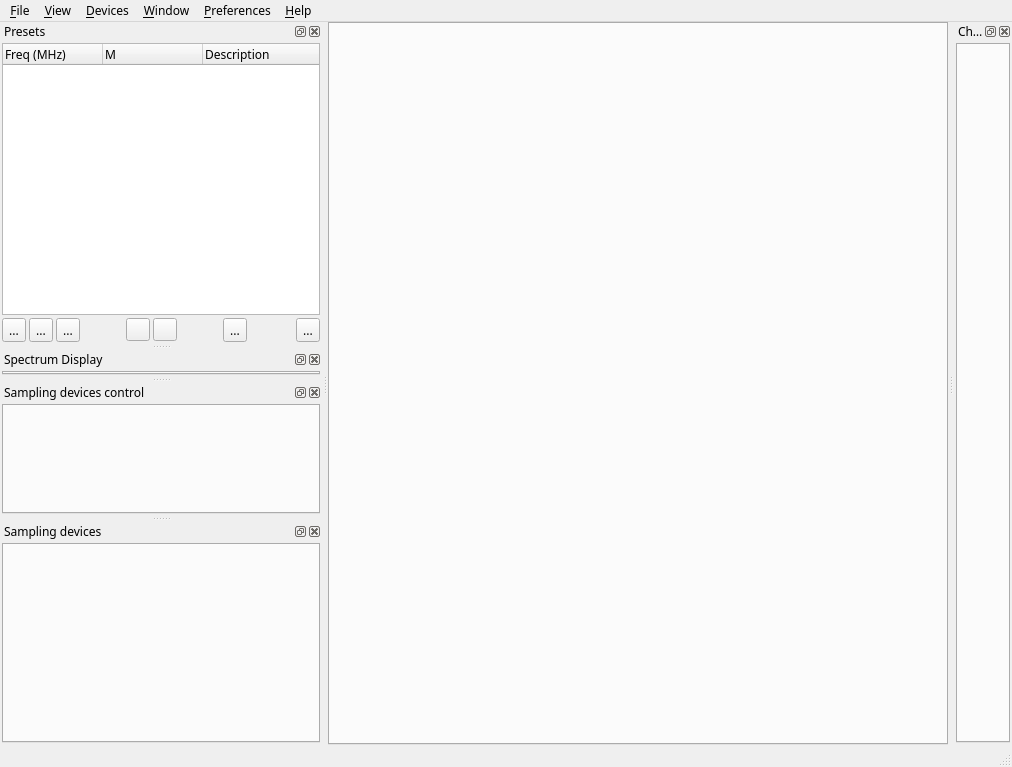
First picture: the form in sdrbase/mainwindow.ui, repository f4exb/sdrangel, before the edit.
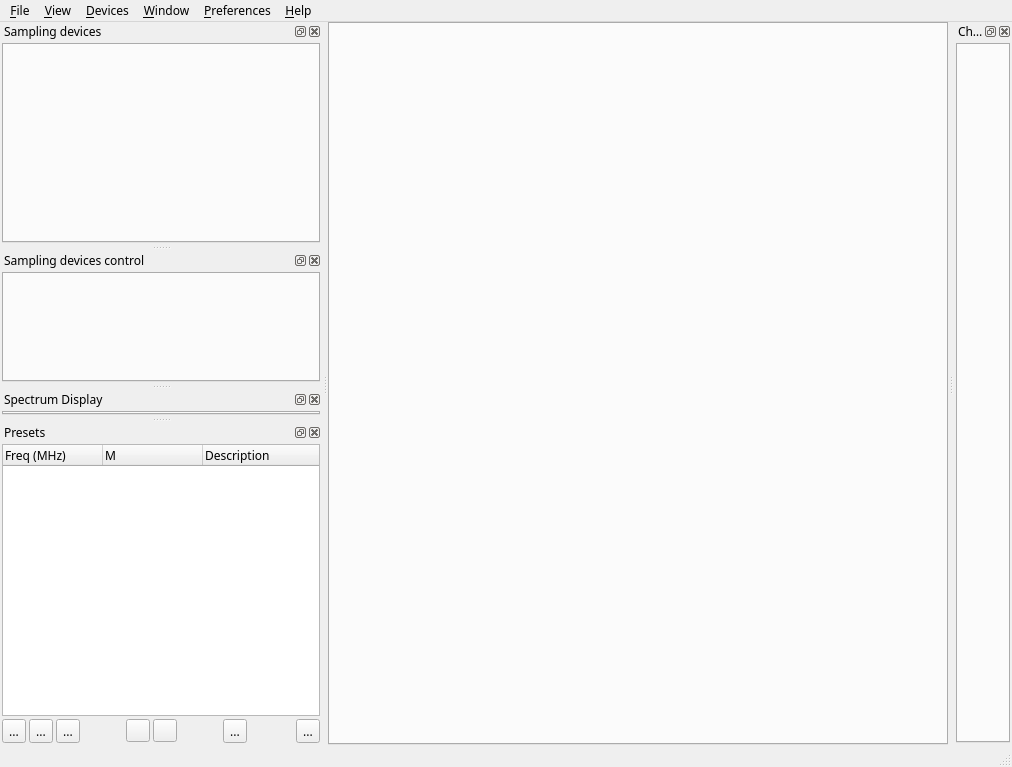
Second picture: the form after the edit. Icons and pictures are not drawn.

Commit message: Rearrange dock widgets so device interface is on the top and presets are on the bottom

```diff
--- a/sdrbase/mainwindow.ui
+++ b/sdrbase/mainwindow.ui
@@ -165,6 +165,135 @@
     </font>
    </property>
   </widget>
+  <widget class="QDockWidget" name="inputViewDock">
+   <property name="windowTitle">
+    <string>Sampling devices</string>
+   </property>
+   <attribute name="dockWidgetArea">
+    <number>1</number>
+   </attribute>
+   <widget class="QWidget" name="intputViewDockWidget">
+    <property name="sizePolicy">
+     <sizepolicy hsizetype="Preferred" vsizetype="Maximum">
+      <horstretch>0</horstretch>
+      <verstretch>0</verstretch>
+     </sizepolicy>
+    </property>
+    <layout class="QVBoxLayout" name="inputViewDockLayout">
+     <property name="spacing">
+      <number>3</number>
+     </property>
+     <property name="leftMargin">
+      <number>2</number>
+     </property>
+     <property name="topMargin">
+      <number>2</number>
+     </property>
+     <property name="rightMargin">
+      <number>2</number>
+     </property>
+     <property name="bottomMargin">
+      <number>2</number>
+     </property>
+     <item>
+      <widget class="QTabWidget" name="tabInputsView">
+       <property name="minimumSize">
+        <size>
+         <width>0</width>
+         <height>200</height>
+        </size>
+       </property>
+      </widget>
+     </item>
+    </layout>
+   </widget>
+  </widget>
+  <widget class="QDockWidget" name="inputSelectDock">
+   <property name="windowTitle">
+    <string>Sampling devices control</string>
+   </property>
+   <attribute name="dockWidgetArea">
+    <number>1</number>
+   </attribute>
+   <widget class="QWidget" name="intputSelectDockWidget">
+    <property name="sizePolicy">
+     <sizepolicy hsizetype="Preferred" vsizetype="Maximum">
+      <horstretch>0</horstretch>
+      <verstretch>0</verstretch>
+     </sizepolicy>
+    </property>
+    <layout class="QVBoxLayout" name="verticalLayout_3">
+     <property name="spacing">
+      <number>3</number>
+     </property>
+     <property name="leftMargin">
+      <number>2</number>
+     </property>
+     <property name="topMargin">
+      <number>2</number>
+     </property>
+     <property name="rightMargin">
+      <number>2</number>
+     </property>
+     <property name="bottomMargin">
+      <number>2</number>
+     </property>
+     <item>
+      <widget class="QTabWidget" name="tabInputsSelect">
+       <property name="minimumSize">
+        <size>
+         <width>0</width>
+         <height>110</height>
+        </size>
+       </property>
+       <property name="currentIndex">
+        <number>-1</number>
+       </property>
+      </widget>
+     </item>
+    </layout>
+   </widget>
+  </widget>
+  <widget class="QDockWidget" name="spectraDisplayDock">
+   <property name="windowTitle">
+    <string>Spectrum Display</string>
+   </property>
+   <attribute name="dockWidgetArea">
+    <number>1</number>
+   </attribute>
+   <widget class="QWidget" name="dockWidgetContents_4">
+    <property name="sizePolicy">
+     <sizepolicy hsizetype="Preferred" vsizetype="Maximum">
+      <horstretch>0</horstretch>
+      <verstretch>0</verstretch>
+     </sizepolicy>
+    </property>
+    <layout class="QVBoxLayout" name="verticalLayout">
+     <property name="spacing">
+      <number>3</number>
+     </property>
+     <property name="leftMargin">
+      <number>2</number>
+     </property>
+     <property name="topMargin">
+      <number>2</number>
+     </property>
+     <property name="rightMargin">
+      <number>2</number>
+     </property>
+     <property name="bottomMargin">
+      <number>2</number>
+     </property>
+     <item>
+      <widget class="QTabWidget" name="tabSpectraGUI">
+       <property name="currentIndex">
+        <number>-1</number>
+       </property>
+      </widget>
+     </item>
+    </layout>
+   </widget>
+  </widget>
   <widget class="QDockWidget" name="presetDock">
    <property name="windowTitle">
     <string>Presets</string>
@@ -393,135 +522,6 @@
     </layout>
    </widget>
   </widget>
-  <widget class="QDockWidget" name="spectraDisplayDock">
-   <property name="windowTitle">
-    <string>Spectrum Display</string>
-   </property>
-   <attribute name="dockWidgetArea">
-    <number>1</number>
-   </attribute>
-   <widget class="QWidget" name="dockWidgetContents_4">
-    <property name="sizePolicy">
-     <sizepolicy hsizetype="Preferred" vsizetype="Maximum">
-      <horstretch>0</horstretch>
-      <verstretch>0</verstretch>
-     </sizepolicy>
-    </property>
-    <layout class="QVBoxLayout" name="verticalLayout">
-     <property name="spacing">
-      <number>3</number>
-     </property>
-     <property name="leftMargin">
-      <number>2</number>
-     </property>
-     <property name="topMargin">
-      <number>2</number>
-     </property>
-     <property name="rightMargin">
-      <number>2</number>
-     </property>
-     <property name="bottomMargin">
-      <number>2</number>
-     </property>
-     <item>
-      <widget class="QTabWidget" name="tabSpectraGUI">
-       <property name="currentIndex">
-        <number>-1</number>
-       </property>
-      </widget>
-     </item>
-    </layout>
-   </widget>
-  </widget>
-  <widget class="QDockWidget" name="inputSelectDock">
-   <property name="windowTitle">
-    <string>Sampling devices control</string>
-   </property>
-   <attribute name="dockWidgetArea">
-    <number>1</number>
-   </attribute>
-   <widget class="QWidget" name="intputSelectDockWidget">
-    <property name="sizePolicy">
-     <sizepolicy hsizetype="Preferred" vsizetype="Maximum">
-      <horstretch>0</horstretch>
-      <verstretch>0</verstretch>
-     </sizepolicy>
-    </property>
-    <layout class="QVBoxLayout" name="verticalLayout_3">
-     <property name="spacing">
-      <number>3</number>
-     </property>
-     <property name="leftMargin">
-      <number>2</number>
-     </property>
-     <property name="topMargin">
-      <number>2</number>
-     </property>
-     <property name="rightMargin">
-      <number>2</number>
-     </property>
-     <property name="bottomMargin">
-      <number>2</number>
-     </property>
-     <item>
-      <widget class="QTabWidget" name="tabInputsSelect">
-       <property name="minimumSize">
-        <size>
-         <width>0</width>
-         <height>110</height>
-        </size>
-       </property>
-       <property name="currentIndex">
-        <number>-1</number>
-       </property>
-      </widget>
-     </item>
-    </layout>
-   </widget>
-  </widget>
-  <widget class="QDockWidget" name="inputViewDock">
-   <property name="windowTitle">
-    <string>Sampling devices</string>
-   </property>
-   <attribute name="dockWidgetArea">
-    <number>1</number>
-   </attribute>
-   <widget class="QWidget" name="intputViewDockWidget">
-    <property name="sizePolicy">
-     <sizepolicy hsizetype="Preferred" vsizetype="Maximum">
-      <horstretch>0</horstretch>
-      <verstretch>0</verstretch>
-     </sizepolicy>
-    </property>
-    <layout class="QVBoxLayout" name="inputViewDockLayout">
-     <property name="spacing">
-      <number>3</number>
-     </property>
-     <property name="leftMargin">
-      <number>2</number>
-     </property>
-     <property name="topMargin">
-      <number>2</number>
-     </property>
-     <property name="rightMargin">
-      <number>2</number>
-     </property>
-     <property name="bottomMargin">
-      <number>2</number>
-     </property>
-     <item>
-      <widget class="QTabWidget" name="tabInputsView">
-       <property name="minimumSize">
-        <size>
-         <width>0</width>
-         <height>200</height>
-        </size>
-       </property>
-      </widget>
-     </item>
-    </layout>
-   </widget>
-  </widget>
   <widget class="QDockWidget" name="channelDock">
    <property name="windowTitle">
     <string>Channels</string>
```
